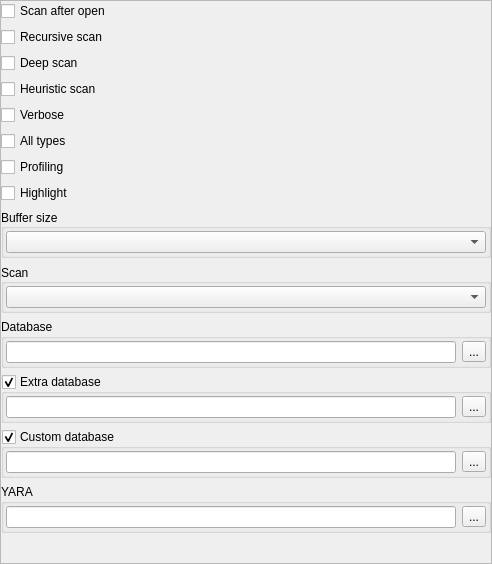
Old version of the form dieoptionswidget.ui in the repository horsicq/die_widget.
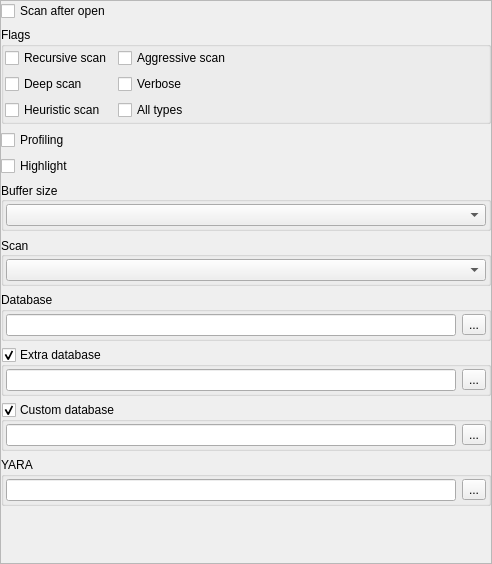
New version of the form.

```diff
--- a/dieoptionswidget.ui
+++ b/dieoptionswidget.ui
@@ -61,38 +61,72 @@
         </widget>
        </item>
        <item>
+        <widget class="QGroupBox" name="groupBoxScanFlags">
+         <property name="title">
+          <string>Flags</string>
+         </property>
+         <layout class="QFormLayout" name="formLayout">
+          <property name="horizontalSpacing">
+           <number>6</number>
+          </property>
+          <property name="verticalSpacing">
+           <number>6</number>
+          </property>
+          <property name="leftMargin">
+           <number>1</number>
+          </property>
+          <property name="topMargin">
+           <number>1</number>
+          </property>
+          <property name="rightMargin">
+           <number>1</number>
+          </property>
+          <property name="bottomMargin">
+           <number>1</number>
+          </property>
+          <item row="0" column="0">
         <widget class="QCheckBox" name="checkBoxRecursiveScan">
          <property name="text">
           <string>Recursive scan</string>
          </property>
         </widget>
        </item>
-       <item>
+          <item row="1" column="0">
         <widget class="QCheckBox" name="checkBoxDeepScan">
          <property name="text">
           <string>Deep scan</string>
          </property>
         </widget>
        </item>
-       <item>
+          <item row="2" column="0">
         <widget class="QCheckBox" name="checkBoxHeuristicScan">
          <property name="text">
           <string>Heuristic scan</string>
          </property>
         </widget>
        </item>
-       <item>
+          <item row="0" column="1">
+           <widget class="QCheckBox" name="checkBoxAggressiveScan">
+            <property name="text">
+             <string>Aggressive scan</string>
+            </property>
+           </widget>
+          </item>
+          <item row="1" column="1">
         <widget class="QCheckBox" name="checkBoxVerbose">
          <property name="text">
           <string>Verbose</string>
          </property>
         </widget>
        </item>
-       <item>
+          <item row="2" column="1">
         <widget class="QCheckBox" name="checkBoxAllTypesScan">
          <property name="text">
           <string>All types</string>
          </property>
+           </widget>
+          </item>
+         </layout>
         </widget>
        </item>
        <item>
```
Lines whose indentation alone changed are shown as unchanged.
